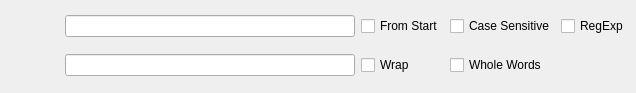
This is v2/trunk/monkey/src/qscintillamanager/ui/pSearch.ui in testmana2/mks as Qt 5 draws it before an edit. The edited form follows.
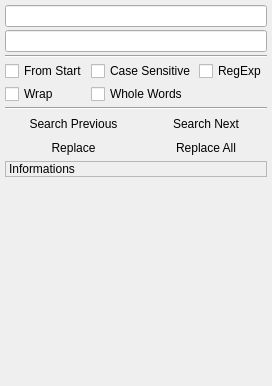
This is the edited form. Icons and pictures are not drawn.

Commit message: Fix ui for using with Qt 4.2, change the dock interface so now search is no longer a top/bottom dock but a left/right one.

The edit to the form file:
```diff
--- a/v2/trunk/monkey/src/qscintillamanager/ui/pSearch.ui
+++ b/v2/trunk/monkey/src/qscintillamanager/ui/pSearch.ui
@@ -5,8 +5,8 @@
    <rect>
     <x>0</x>
     <y>0</y>
-    <width>636</width>
-    <height>93</height>
+    <width>246</width>
+    <height>386</height>
    </rect>
   </property>
   <property name="allowedAreas" >
@@ -17,149 +17,50 @@
   </property>
   <widget class="QWidget" name="wCentral" >
    <layout class="QGridLayout" >
-    <property name="leftMargin" >
+    <property name="margin" >
      <number>5</number>
     </property>
-    <property name="topMargin" >
-     <number>5</number>
+    <property name="spacing" >
+     <number>3</number>
     </property>
-    <property name="rightMargin" >
-     <number>5</number>
-    </property>
-    <property name="bottomMargin" >
-     <number>5</number>
-    </property>
-    <property name="horizontalSpacing" >
-     <number>6</number>
-    </property>
-    <property name="verticalSpacing" >
-     <number>6</number>
-    </property>
-    <item row="1" column="6" >
-     <widget class="QToolButton" name="tbClose" >
-      <property name="toolTip" >
-       <string>Close</string>
+    <item row="3" column="0" >
+     <widget class="QCheckBox" name="cbFromStart" >
+      <property name="text" >
+       <string>From Start</string>
       </property>
-      <property name="icon" >
-       <iconset resource="../../resources/resources.qrc" >:/edit/icons/edit/close.png</iconset>
-      </property>
-      <property name="autoRaise" >
-       <bool>true</bool>
-      </property>
      </widget>
     </item>
-    <item row="1" column="5" >
-     <spacer>
-      <property name="orientation" >
-       <enum>Qt::Horizontal</enum>
-      </property>
-      <property name="sizeType" >
-       <enum>QSizePolicy::Ignored</enum>
-      </property>
-      <property name="sizeHint" >
-       <size>
-        <width>40</width>
-        <height>20</height>
-       </size>
-      </property>
-     </spacer>
-    </item>
-    <item row="1" column="1" >
-     <widget class="QToolButton" name="tbReplaceAll" >
-      <property name="toolTip" >
-       <string>Replace All</string>
-      </property>
-      <property name="icon" >
-       <iconset resource="../../resources/resources.qrc" >:/edit/icons/edit/replace.png</iconset>
-      </property>
-      <property name="toolButtonStyle" >
-       <enum>Qt::ToolButtonTextBesideIcon</enum>
-      </property>
-      <property name="autoRaise" >
-       <bool>true</bool>
-      </property>
-     </widget>
-    </item>
-    <item row="1" column="0" >
-     <widget class="QToolButton" name="tbReplace" >
-      <property name="toolTip" >
-       <string>Replace</string>
-      </property>
-      <property name="icon" >
-       <iconset resource="../../resources/resources.qrc" >:/edit/icons/edit/search.png</iconset>
-      </property>
-      <property name="toolButtonStyle" >
-       <enum>Qt::ToolButtonTextBesideIcon</enum>
-      </property>
-      <property name="autoRaise" >
-       <bool>true</bool>
-      </property>
-     </widget>
-    </item>
-    <item row="0" column="1" >
-     <widget class="QToolButton" name="tbNext" >
-      <property name="toolTip" >
-       <string>Search Next</string>
-      </property>
-      <property name="icon" >
-       <iconset resource="../../resources/resources.qrc" >:/edit/icons/edit/next.png</iconset>
-      </property>
-      <property name="toolButtonStyle" >
-       <enum>Qt::ToolButtonTextBesideIcon</enum>
-      </property>
-      <property name="autoRaise" >
-       <bool>true</bool>
-      </property>
-     </widget>
-    </item>
-    <item row="0" column="0" >
-     <widget class="QToolButton" name="tbPrevious" >
-      <property name="toolTip" >
-       <string>Search Previous</string>
-      </property>
-      <property name="icon" >
-       <iconset resource="../../resources/resources.qrc" >:/edit/icons/edit/previous.png</iconset>
-      </property>
-      <property name="toolButtonStyle" >
-       <enum>Qt::ToolButtonTextBesideIcon</enum>
-      </property>
-      <property name="autoRaise" >
-       <bool>true</bool>
-      </property>
-     </widget>
-    </item>
-    <item row="1" column="2" >
+    <item row="1" column="0" colspan="4" >
      <widget class="QLineEdit" name="leReplace" >
       <property name="toolTip" >
        <string>Replace the current selection with this string</string>
       </property>
      </widget>
     </item>
-    <item row="0" column="2" >
+    <item row="0" column="0" colspan="4" >
      <widget class="QLineEdit" name="leSearch" >
       <property name="toolTip" >
        <string>Enter the string or regular expression to find.</string>
       </property>
      </widget>
     </item>
-    <item row="0" column="4" >
-     <widget class="QCheckBox" name="cbCaseSensitive" >
-      <property name="toolTip" >
-       <string>If it's checked then the search is case sensitive.</string>
+    <item row="4" column="3" >
+     <spacer>
+      <property name="orientation" >
+       <enum>Qt::Horizontal</enum>
       </property>
-      <property name="text" >
-       <string>Case Sensitive</string>
+      <property name="sizeType" >
+       <enum>QSizePolicy::Ignored</enum>
       </property>
-     </widget>
-    </item>
-    <item row="0" column="3" >
-     <widget class="QCheckBox" name="cbFromStart" >
-      <property name="text" >
-       <string>From Start</string>
+      <property name="sizeHint" >
+       <size>
+        <width>40</width>
+        <height>20</height>
+       </size>
       </property>
-     </widget>
+     </spacer>
     </item>
-    <item row="1" column="3" >
+    <item row="4" column="0" >
      <widget class="QCheckBox" name="cbWrap" >
       <property name="toolTip" >
        <string>If it's checked then the search wraps around the end of the text.</string>
@@ -169,17 +70,21 @@
       </property>
      </widget>
     </item>
-    <item row="1" column="4" >
-     <widget class="QCheckBox" name="cbWholeWords" >
-      <property name="toolTip" >
-       <string>If it's checked then the search looks for whole word matches only, otherwise it searches for any matching text.</string>
+    <item row="2" column="0" colspan="4" >
+     <widget class="Line" name="line_2" >
+      <property name="orientation" >
+       <enum>Qt::Horizontal</enum>
       </property>
-      <property name="text" >
-       <string>Whole Words</string>
+     </widget>
+    </item>
+    <item row="5" column="0" colspan="4" >
+     <widget class="Line" name="line" >
+      <property name="orientation" >
+       <enum>Qt::Horizontal</enum>
       </property>
      </widget>
     </item>
-    <item row="0" column="5" colspan="2" >
+    <item row="3" column="3" >
      <widget class="QCheckBox" name="cbRegExp" >
       <property name="toolTip" >
        <string>If it's checked then expr is interpreted as a regular expression rather than a simple string.</string>
@@ -189,6 +94,160 @@
       </property>
      </widget>
     </item>
+    <item row="4" column="1" colspan="2" >
+     <widget class="QCheckBox" name="cbWholeWords" >
+      <property name="toolTip" >
+       <string>If it's checked then the search looks for whole word matches only, otherwise it searches for any matching text.</string>
+      </property>
+      <property name="text" >
+       <string>Whole Words</string>
+      </property>
+     </widget>
+    </item>
+    <item row="3" column="1" colspan="2" >
+     <widget class="QCheckBox" name="cbCaseSensitive" >
+      <property name="toolTip" >
+       <string>If it's checked then the search is case sensitive.</string>
+      </property>
+      <property name="text" >
+       <string>Case Sensitive</string>
+      </property>
+     </widget>
+    </item>
+    <item row="6" column="0" colspan="2" >
+     <widget class="QToolButton" name="tbPrevious" >
+      <property name="sizePolicy" >
+       <sizepolicy>
+        <hsizetype>7</hsizetype>
+        <vsizetype>0</vsizetype>
+        <horstretch>0</horstretch>
+        <verstretch>0</verstretch>
+       </sizepolicy>
+      </property>
+      <property name="toolTip" >
+       <string>Search Previous</string>
+      </property>
+      <property name="text" >
+       <string>Search Previous</string>
+      </property>
+      <property name="icon" >
+       <iconset resource="../../resources/resources.qrc" >:/edit/icons/edit/previous.png</iconset>
+      </property>
+      <property name="toolButtonStyle" >
+       <enum>Qt::ToolButtonTextBesideIcon</enum>
+      </property>
+      <property name="autoRaise" >
+       <bool>true</bool>
+      </property>
+     </widget>
+    </item>
+    <item row="6" column="2" colspan="2" >
+     <widget class="QToolButton" name="tbNext" >
+      <property name="sizePolicy" >
+       <sizepolicy>
+        <hsizetype>7</hsizetype>
+        <vsizetype>0</vsizetype>
+        <horstretch>0</horstretch>
+        <verstretch>0</verstretch>
+       </sizepolicy>
+      </property>
+      <property name="toolTip" >
+       <string>Search Next</string>
+      </property>
+      <property name="text" >
+       <string>Search Next</string>
+      </property>
+      <property name="icon" >
+       <iconset resource="../../resources/resources.qrc" >:/edit/icons/edit/next.png</iconset>
+      </property>
+      <property name="toolButtonStyle" >
+       <enum>Qt::ToolButtonTextBesideIcon</enum>
+      </property>
+      <property name="autoRaise" >
+       <bool>true</bool>
+      </property>
+     </widget>
+    </item>
+    <item row="7" column="0" colspan="2" >
+     <widget class="QToolButton" name="tbReplace" >
+      <property name="sizePolicy" >
+       <sizepolicy>
+        <hsizetype>7</hsizetype>
+        <vsizetype>0</vsizetype>
+        <horstretch>0</horstretch>
+        <verstretch>0</verstretch>
+       </sizepolicy>
+      </property>
+      <property name="toolTip" >
+       <string>Replace</string>
+      </property>
+      <property name="text" >
+       <string>Replace</string>
+      </property>
+      <property name="icon" >
+       <iconset resource="../../resources/resources.qrc" >:/edit/icons/edit/search.png</iconset>
+      </property>
+      <property name="toolButtonStyle" >
+       <enum>Qt::ToolButtonTextBesideIcon</enum>
+      </property>
+      <property name="autoRaise" >
+       <bool>true</bool>
+      </property>
+     </widget>
+    </item>
+    <item row="7" column="2" colspan="2" >
+     <widget class="QToolButton" name="tbReplaceAll" >
+      <property name="sizePolicy" >
+       <sizepolicy>
+        <hsizetype>7</hsizetype>
+        <vsizetype>0</vsizetype>
+        <horstretch>0</horstretch>
+        <verstretch>0</verstretch>
+       </sizepolicy>
+      </property>
+      <property name="toolTip" >
+       <string>Replace All</string>
+      </property>
+      <property name="text" >
+       <string>Replace All</string>
+      </property>
+      <property name="icon" >
+       <iconset resource="../../resources/resources.qrc" >:/edit/icons/edit/replace.png</iconset>
+      </property>
+      <property name="toolButtonStyle" >
+       <enum>Qt::ToolButtonTextBesideIcon</enum>
+      </property>
+      <property name="autoRaise" >
+       <bool>true</bool>
+      </property>
+     </widget>
+    </item>
+    <item row="9" column="0" colspan="4" >
+     <spacer>
+      <property name="orientation" >
+       <enum>Qt::Vertical</enum>
+      </property>
+      <property name="sizeHint" >
+       <size>
+        <width>236</width>
+        <height>40</height>
+       </size>
+      </property>
+     </spacer>
+    </item>
+    <item row="8" column="0" colspan="4" >
+     <widget class="QLabel" name="lInformations" >
+      <property name="frameShape" >
+       <enum>QFrame::StyledPanel</enum>
+      </property>
+      <property name="text" >
+       <string>Informations</string>
+      </property>
+      <property name="textFormat" >
+       <enum>Qt::PlainText</enum>
+      </property>
+     </widget>
+    </item>
    </layout>
   </widget>
  </widget>
```
Left out of the diff: 16 changed lines with no effect on the pictures.
